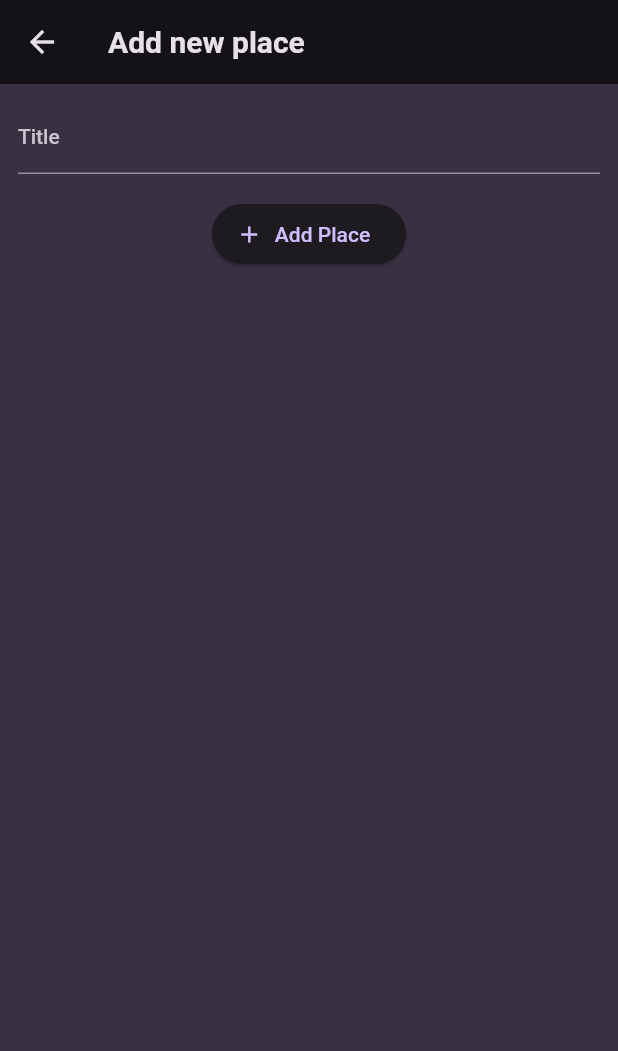
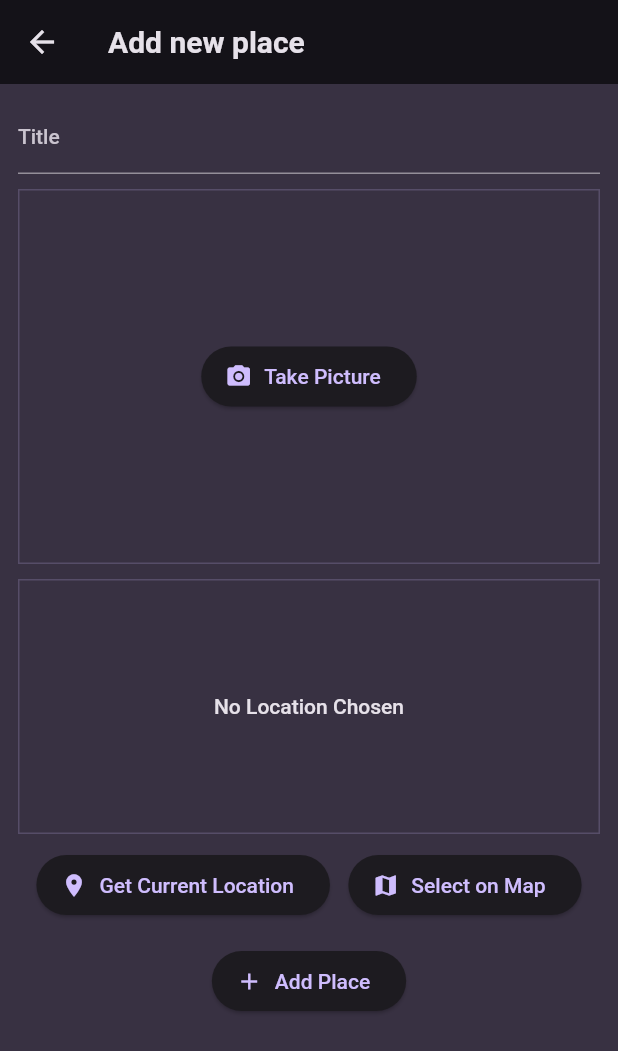
Before and after one commit to SempakHunter69/favorite_place, a Flutter app: the AddPlaceScreen screen opened directly, on a phone screen of 412 x 824 dp. Shown: the top 1051 px of the screen. Run offline on Flutter 3.47's test engine with Material 2 defaults, Android fonts, the phone set to English and light mode, and no system bars; our stand-ins replace flutter_riverpod, google_fonts, google_maps_flutter, image_picker, location.

```diff
--- a/lib/models/place.dart
+++ b/lib/models/place.dart
@@ -1,10 +1,30 @@
+import 'dart:io';
+
 import 'package:uuid/uuid.dart';
 
 const uuid = Uuid();
 
+class PlaceLocation {
+  const PlaceLocation({
+    required this.latitude,
+    required this.longitude,
+    required this.address,
+  });
+
+  final double latitude;
+  final double longitude;
+  final String address;
+}
+
 class Place {
-  Place({required this.title}) : id = uuid.v4();
+  Place({
+    required this.title,
+    required this.image,
+    required this.location,
+  }) : id = uuid.v4();
 
   final String id;
   final String title;
+  final File image;
+  final PlaceLocation location;
 }
--- a/lib/providers/user_places.dart
+++ b/lib/providers/user_places.dart
@@ -1,3 +1,5 @@
+import 'dart:io';
+
 import 'package:flutter_riverpod/flutter_riverpod.dart';
 
 import '../models/place.dart';
@@ -5,8 +7,12 @@ import '../models/place.dart';
 class UserPlacesNotifier extends StateNotifier<List<Place>> {
   UserPlacesNotifier() : super(const []);
 
-  void addPlace(String title) {
-    final newPlace = Place(title: title);
+  void addPlace(String title, File image, PlaceLocation location) {
+    final newPlace = Place(
+      title: title,
+      image: image,
+      location: location,
+    );
     state = [newPlace, ...state];
   }
 }
--- a/lib/screens/add_place.dart
+++ b/lib/screens/add_place.dart
@@ -1,4 +1,9 @@
+import 'dart:io';
+
+import 'package:favorite_place/models/place.dart';
 import 'package:favorite_place/providers/user_places.dart';
+import 'package:favorite_place/widgets/image_input.dart';
+import 'package:favorite_place/widgets/location_input.dart';
 import 'package:flutter/material.dart';
 import 'package:flutter_riverpod/flutter_riverpod.dart';
 
@@ -12,6 +17,9 @@ class AddPlaceScreen extends ConsumerStatefulWidget {
 
 class _AddPlaceScreenState extends ConsumerState<AddPlaceScreen> {
   final _titleController = TextEditingController();
+  File? _selectedImage;
+  PlaceLocation? _selectedLocation;
+
   @override
   void dispose() {
     _titleController.dispose();
@@ -20,10 +28,14 @@ class _AddPlaceScreenState extends ConsumerState<AddPlaceScreen> {
 
   void _savePlace() {
     final enteredTitle = _titleController.text;
-    if (enteredTitle.isEmpty) {
+    if (enteredTitle.isEmpty ||
+        _selectedImage == null ||
+        _selectedLocation == null) {
       return;
     }
-    ref.read(userPlacesProvider.notifier).addPlace(enteredTitle);
+    ref
+        .read(userPlacesProvider.notifier)
+        .addPlace(enteredTitle, _selectedImage!, _selectedLocation!);
     Navigator.of(context).pop();
   }
 
@@ -48,6 +60,20 @@ class _AddPlaceScreenState extends ConsumerState<AddPlaceScreen> {
                     ),
               ),
               const SizedBox(
+                height: 10,
+              ),
+              ImageInput(
+                onPickedImage: (image) {
+                  _selectedImage = image;
+                },
+              ),
+              const SizedBox(
+                height: 10,
+              ),
+              LocationInput(onSelectLocation: (location) {
+                _selectedLocation = location;
+              }),
+              const SizedBox(
                 height: 16,
               ),
               ElevatedButton.icon(
--- a/lib/screens/places.dart
+++ b/lib/screens/places.dart
@@ -26,7 +26,10 @@ class PlacesScreen extends ConsumerWidget {
           ),
         ],
       ),
-      body: PlacesList(places: userPlaces),
+      body: Padding(
+        padding: const EdgeInsets.all(8.0),
+        child: PlacesList(places: userPlaces),
+      ),
     );
   }
 }
--- /dev/null
+++ b/lib/values.dart
@@ -0,0 +1 @@
+const String apiKey = '';
--- /dev/null
+++ b/lib/widgets/image_input.dart
@@ -0,0 +1,73 @@
+import 'dart:io';
+
+import 'package:flutter/material.dart';
+import 'package:image_picker/image_picker.dart';
+
+class ImageInput extends StatefulWidget {
+  const ImageInput({
+    super.key,
+    required this.onPickedImage,
+  });
+
+  final void Function(File image) onPickedImage;
+
+  @override
+  State<ImageInput> createState() {
+    return _ImageInputState();
+  }
+}
+
+class _ImageInputState extends State<ImageInput> {
+  File? _selectedImage;
+
+  void _takePicture() async {
+    final imagePicker = ImagePicker();
+    final pickedImage = await imagePicker.pickImage(
+      source: ImageSource.camera,
+      maxWidth: 600,
+    );
+    if (pickedImage == null) {
+      return;
+    }
+
+    setState(() {
+      _selectedImage = File(pickedImage.path);
+    });
+
+    widget.onPickedImage(_selectedImage!);
+  }
+
+  @override
+  Widget build(BuildContext context) {
+    Widget content = ElevatedButton.icon(
+      onPressed: _takePicture,
+      label: const Text('Take Picture'),
+      icon: const Icon(Icons.photo_camera),
+    );
+
+    if (_selectedImage != null) {
+      content = GestureDetector(
+        onTap: _takePicture,
+        child: Image.file(
+          _selectedImage!,
+          fit: BoxFit.cover,
+          width: double.infinity,
+          height: double.infinity,
+        ),
+      );
+    }
+
+    return Container(
+      decoration: BoxDecoration(
+        border: Border.all(
+          width: 1,
+          color: Theme.of(context).colorScheme.primary.withOpacity(0.2),
+        ),
+      ),
+      height: 250,
+      width: double.infinity,
+      alignment: Alignment.center,
+      child: content,
+    );
+  }
+}
--- /dev/null
+++ b/lib/widgets/location_input.dart
@@ -0,0 +1,169 @@
+import 'dart:convert';
+
+import 'package:favorite_place/models/place.dart';
+import 'package:favorite_place/screens/map.dart';
+import 'package:favorite_place/values.dart';
+import 'package:flutter/material.dart';
+import 'package:google_maps_flutter/google_maps_flutter.dart';
+import 'package:location/location.dart';
+import 'package:http/http.dart' as http;
+
+class LocationInput extends StatefulWidget {
+  const LocationInput({
+    super.key,
+    required this.onSelectLocation,
+  });
+
+  final void Function(PlaceLocation location) onSelectLocation;
+
+  @override
+  State<LocationInput> createState() {
+    return _LocationInputState();
+  }
+}
+
+class _LocationInputState extends State<LocationInput> {
+  PlaceLocation? _pickedLocation;
+  var _isGettingLocation = false;
+
+  String get locationImage {
+    if (_pickedLocation == null) {
+      return '';
+    }
+    final lat = _pickedLocation!.latitude;
+    final lng = _pickedLocation!.longitude;
+    return 'https://maps.googleapis.com/maps/api/staticmap?center=$lat,$lng=&zoom=16&size=600x300&maptype=roadmap&markers=color:red%7Clabel:A%7C$lat,$lng&key=$apiKey';
+  }
+
+  Future<void> _savePlace(double latitude, double longitude) async {
+    final url = Uri.parse(
+        'https://maps.googleapis.com/maps/api/geocode/json?latlng=$latitude,$longitude&key=$apiKey');
+
+    final response = await http.get(url);
+    final resData = json.decode(response.body);
+    final address = resData['results'][0]['formatted_address'];
+
+    setState(() {
+      _pickedLocation = PlaceLocation(
+        latitude: latitude,
+        longitude: longitude,
+        address: address,
+      );
+      _isGettingLocation = false;
+    });
+
+    widget.onSelectLocation(_pickedLocation!);
+  }
+
+  void _getCurrentLocation() async {
+    Location location = Location();
+
+    bool serviceEnabled;
+    PermissionStatus permissionGranted;
+    LocationData locationData;
+
+    serviceEnabled = await location.serviceEnabled();
+    if (!serviceEnabled) {
+      serviceEnabled = await location.requestService();
+      if (!serviceEnabled) {
+        return;
+      }
+    }
+
+    permissionGranted = await location.hasPermission();
+    if (permissionGranted == PermissionStatus.denied) {
+      permissionGranted = await location.requestPermission();
+      if (permissionGranted != PermissionStatus.granted) {
+        return;
+      }
+    }
+
+    setState(() {
+      _isGettingLocation = true;
+    });
+
+    locationData = await location.getLocation();
+
+    final lat = locationData.latitude;
+    final lng = locationData.longitude;
+
+    if (lat == null || lng == null) {
+      return;
+    }
+
+    _savePlace(lat, lng);
+  }
+
+  void _selectOnMap() async {
+    final pickedLocation = await Navigator.of(context).push<LatLng>(
+      MaterialPageRoute(
+        builder: (ctx) => const MapScreen(),
+      ),
+    );
+
+    if (pickedLocation == null) {
+      return;
+    }
+
+    _savePlace(pickedLocation.latitude, pickedLocation.longitude);
+  }
+
+  @override
+  Widget build(BuildContext context) {
+    Widget previewContent = Text(
+      'No Location Chosen',
+      textAlign: TextAlign.center,
+      style: Theme.of(context).textTheme.bodyLarge!.copyWith(
+            color: Theme.of(context).colorScheme.onBackground,
+          ),
+    );
+
+    if (_pickedLocation != null) {
+      previewContent = Image.network(
+        locationImage,
+        fit: BoxFit.cover,
+        width: double.infinity,
+        height: double.infinity,
+      );
+    }
+
+    if (_isGettingLocation) {
+      previewContent = const CircularProgressIndicator();
+    }
+
+    return Column(
+      children: [
+        Container(
+          alignment: Alignment.center,
+          height: 170,
+          width: double.infinity,
+          decoration: BoxDecoration(
+            border: Border.all(
+              width: 1,
+              color: Theme.of(context).colorScheme.primary.withOpacity(0.2),
+            ),
+          ),
+          child: previewContent,
+        ),
+        const SizedBox(
+          height: 10,
+        ),
+        Row(
+          mainAxisAlignment: MainAxisAlignment.spaceEvenly,
+          children: [
+            ElevatedButton.icon(
+              onPressed: _getCurrentLocation,
+              label: const Text('Get Current Location'),
+              icon: const Icon(Icons.location_on),
+            ),
+            ElevatedButton.icon(
+              onPressed: _selectOnMap,
+              label: const Text('Select on Map'),
+              icon: const Icon(Icons.map),
+            ),
+          ],
+        ),
+      ],
+    );
+  }
+}
--- a/pubspec.yaml
+++ b/pubspec.yaml
@@ -38,6 +38,10 @@ dependencies:
   google_fonts: ^5.1.0
   uuid: ^4.0.0
   flutter_riverpod: ^2.4.0
+  image_picker: ^1.0.4
+  location: ^5.0.3
+  http: ^1.1.0
+  google_maps_flutter: ^2.5.0
 
 dev_dependencies:
   flutter_test:
```
Also changed, not shown: lib/screens/map.dart (added, +69 -0 lines), lib/screens/places_detail.dart (+63 -5 lines), lib/widgets/places_list.dart (+12 -0 lines), pubspec.lock, 10 other files.
